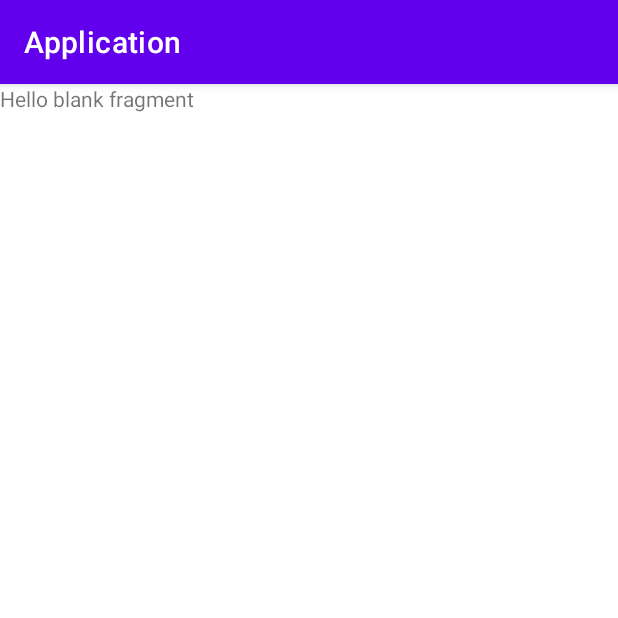
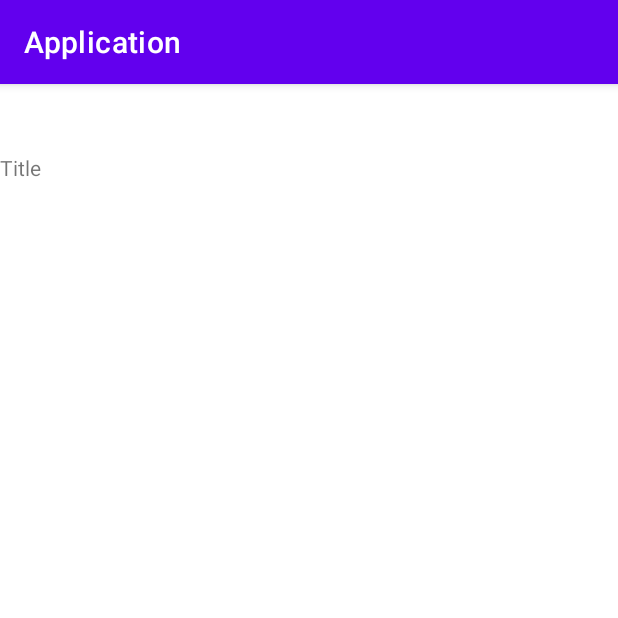
Before and after one commit to Szoftverrendszerek-tervezese/Android, an Android app: the fragment ArticleFragment shown on its own in the app's theme, on a phone screen of 412 x 824 dp, the top half of it. Run offline under Robolectric (Android 15) with nearby library versions, the phone set to English and light mode, and no system bars.

Commit message:
article fragment initialized

```diff
--- a/app/src/main/java/com/example/application/home/HomeActivity.kt
+++ b/app/src/main/java/com/example/application/home/HomeActivity.kt
@@ -7,6 +7,6 @@ import com.example.application.R
 class HomeActivity : AppCompatActivity() {
     override fun onCreate(savedInstanceState: Bundle?) {
         super.onCreate(savedInstanceState)
-        setContentView(R.layout.activity_home)
+        setContentView(R.layout.fragment_article)
     }
 }
--- a/app/src/main/res/layout/fragment_article.xml
+++ b/app/src/main/res/layout/fragment_article.xml
@@ -1,14 +1,25 @@
 <?xml version="1.0" encoding="utf-8"?>
-<FrameLayout xmlns:android="http://schemas.android.com/apk/res/android"
+<androidx.constraintlayout.widget.ConstraintLayout xmlns:android="http://schemas.android.com/apk/res/android"
+    xmlns:app="http://schemas.android.com/apk/res-auto"
     xmlns:tools="http://schemas.android.com/tools"
+    android:id="@+id/frameLayout"
     android:layout_width="match_parent"
     android:layout_height="match_parent"
     tools:context=".home.Article.ArticleFragment">
 
-    <!-- TODO: Update blank fragment layout -->
+
+    <androidx.constraintlayout.widget.Guideline
+        android:id="@+id/startHorizontal"
+        android:layout_width="wrap_content"
+        android:layout_height="wrap_content"
+        android:orientation="horizontal"
+        app:layout_constraintGuide_percent="0.06" />
+
     <TextView
-        android:layout_width="match_parent"
-        android:layout_height="match_parent"
-        android:text="@string/hello_blank_fragment" />
-
-</FrameLayout>
+        android:id="@+id/titleTextView"
+        android:layout_width="46dp"
+        android:layout_height="20dp"
+        android:text="Title"
+        app:layout_constraintTop_toTopOf="@+id/startHorizontal"
+        tools:layout_editor_absoluteX="70dp" />
+</androidx.constraintlayout.widget.ConstraintLayout>
```
